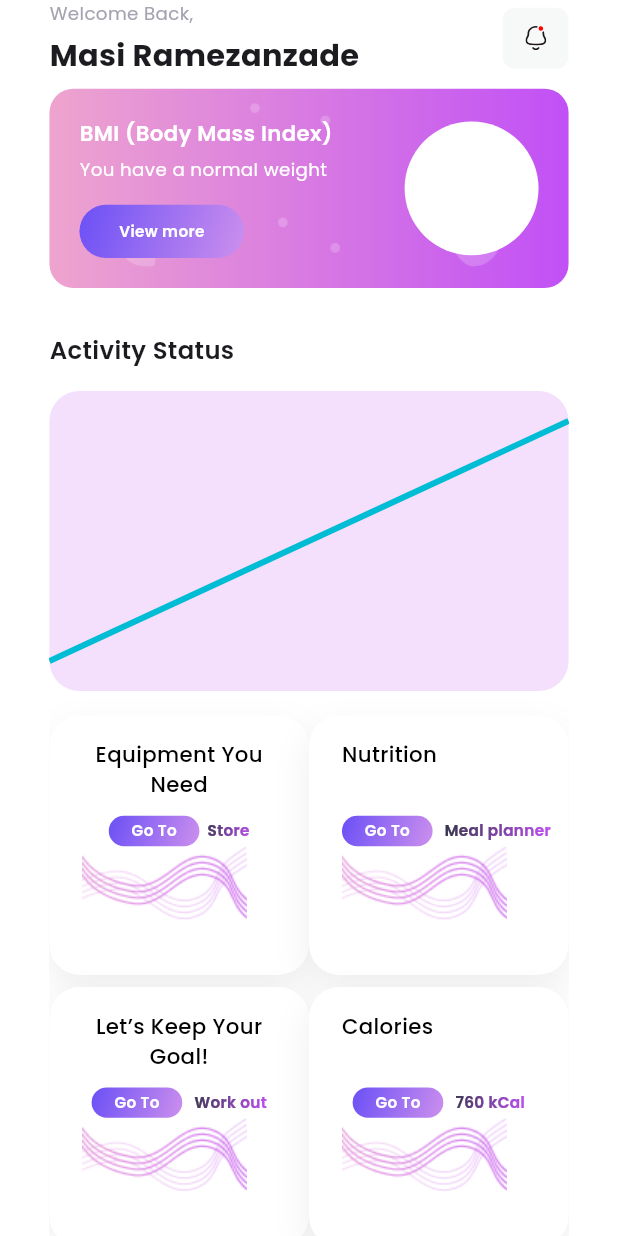
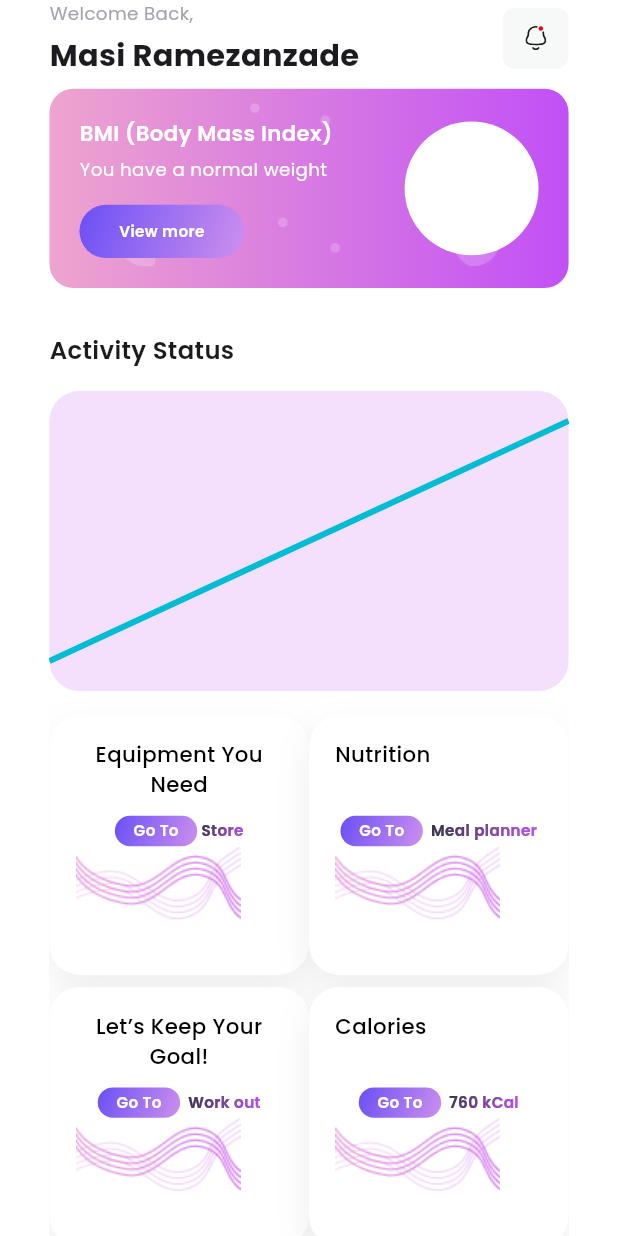
Before and after one commit to aliNassef/FitTrack, a Flutter app: the HomeView screen opened directly, on a phone screen of 412 x 824 dp. Run offline on Flutter 3.47's test engine with Material 3 defaults, Android fonts, the phone set to English and light mode, and no system bars; drawn by our look-alikes of fl_chart; our stand-ins replace carousel_slider, device_preview_plus, dio, dotted_border, easy_localization, flutter_bloc and 9 more; accounts and stored records are empty; project files that could hold a hidden picture were left out.

Commit message:
style(home_grid_item): adjust widget dimensions and padding for better UI consistency
Modify width, padding, and text spacing in HomeGridItem to improve visual alignment and readability

```diff
--- a/lib/features/home/presentation/widgets/home_grid_item.dart
+++ b/lib/features/home/presentation/widgets/home_grid_item.dart
@@ -25,8 +25,8 @@ class HomeGridItem extends StatelessWidget {
         borderRadius: BorderRadius.circular(20.r),
         boxShadow: AppShadows.shadow1,
       ),
-      width: 150.w,
-      padding: EdgeInsets.symmetric(horizontal: 20.w, vertical: 16.h),
+      width: 160.w,
+      padding: EdgeInsets.symmetric(horizontal: 16.w, vertical: 16.h),
       child: Stack(
         children: [
           Text(
@@ -46,7 +46,7 @@ class HomeGridItem extends StatelessWidget {
               children: [
                 SizedBox(
                   height: 20.h,
-                  width: 55.w,
+                  width: 50.w,
                   child: DefaultAppButton(
                     text: 'Go To',
                     textStyle: AppStyles.semiBold10.copyWith(
@@ -69,7 +69,7 @@ class HomeGridItem extends StatelessWidget {
                     Rect.fromLTWH(0, 0, bounds.width, bounds.height),
                   ),
                   child: Text(
-                    '  ${instance.subTitle}',
+                    ' ${instance.subTitle}',
                     style: AppStyles.semiBold10.copyWith(
                       color: Colors.white,
                     ),
```
